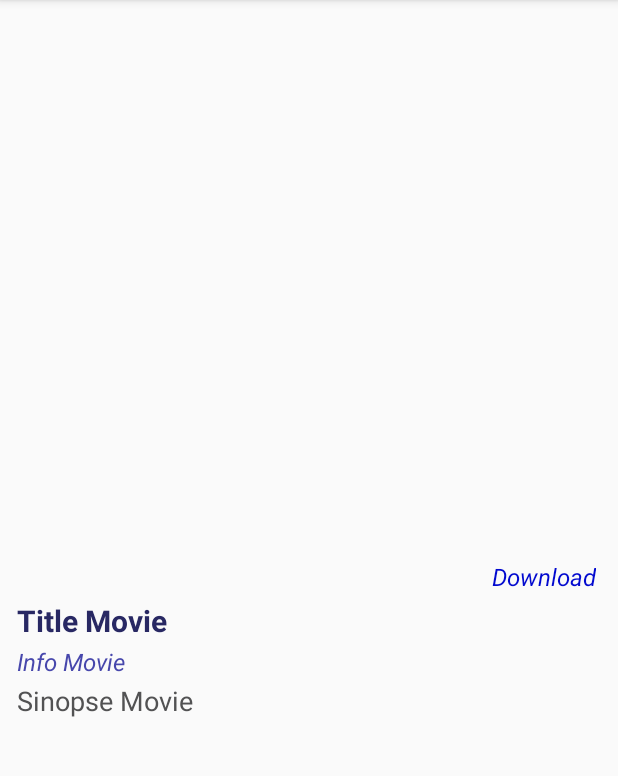
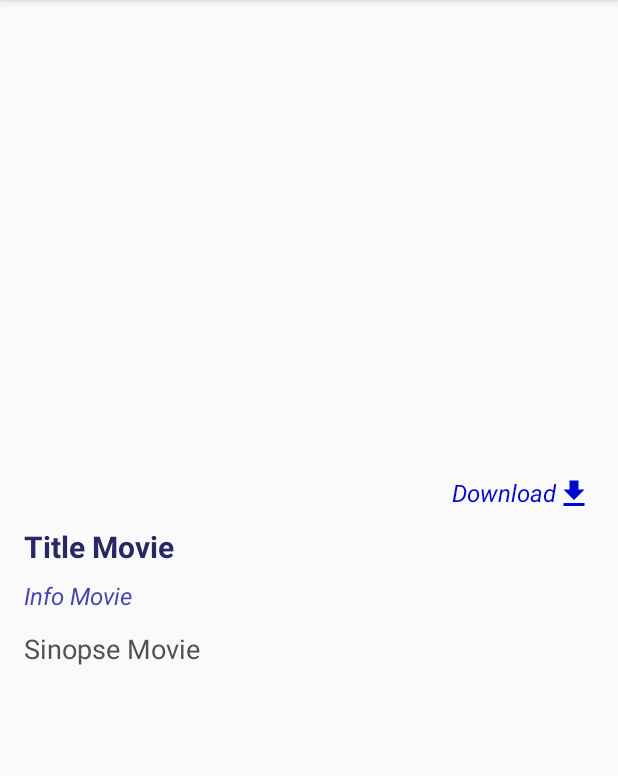
Before and after one commit to fabiogsantos/SinopseFilmes, an Android app: the DetailMovieActivity screen opened directly, with no data from a screen before it, on a phone screen of 412 x 824 dp, the part 84-860 px from its top. Run offline under Robolectric (Android 15) with nearby library versions, the phone set to English and light mode, and no system bars; our stand-ins replace Picasso; libraries missing offline, so code that uses them is left out: ; pictures from the network do not load; 4 statements that could not run were skipped.

Commit message:
layout detail movie com layoutcontraint

```diff
--- a/app/src/main/java/com/tecdam/fabiogsantos/sinopsefilmes/ui/DetailMovieActivity.java
+++ b/app/src/main/java/com/tecdam/fabiogsantos/sinopsefilmes/ui/DetailMovieActivity.java
@@ -82,7 +82,7 @@ public class DetailMovieActivity extends AppCompatActivity {
         textViewDetailSynopseMovie.setText(mMovie.overview);
 
         Picasso.with(this)
-                .load(urlbackdrop + mMovie.backdrop_path)
+                .load(urlDownload + mMovie.backdrop_path)
                 .placeholder(R.drawable.loading)
                 .error(R.drawable.loading_error)
                 .into(imageViewDetailBackDropMovie);
--- /dev/null
+++ b/app/src/main/res/drawable/ic_file_download_black_24dp.xml
@@ -0,0 +1,9 @@
+<vector xmlns:android="http://schemas.android.com/apk/res/android"
+        android:width="24dp"
+        android:height="24dp"
+        android:viewportWidth="24.0"
+        android:viewportHeight="24.0">
+    <path
+        android:fillColor="#0209cf"
+        android:pathData="M19,9h-4V3H9v6H5l7,7 7,-7zM5,18v2h14v-2H5z"/>
+</vector>
--- a/app/src/main/res/layout-land/activity_detail_movie.xml
+++ /dev/null
@@ -1,102 +0,0 @@
-<?xml version="1.0" encoding="utf-8"?>
-<android.support.constraint.ConstraintLayout xmlns:android="http://schemas.android.com/apk/res/android"
-    xmlns:app="http://schemas.android.com/apk/res-auto"
-    xmlns:tools="http://schemas.android.com/tools"
-    android:layout_width="match_parent"
-    android:layout_height="match_parent"
-    tools:context="com.tecdam.fabiogsantos.sinopsefilmes.ui.DetailMovieActivity">
-
-    <LinearLayout
-        android:layout_width="0dp"
-        android:layout_height="0dp"
-        android:layout_marginBottom="8dp"
-        android:layout_marginLeft="8dp"
-        android:layout_marginRight="8dp"
-        android:layout_marginTop="8dp"
-        android:orientation="horizontal"
-        app:layout_constraintBottom_toBottomOf="parent"
-        app:layout_constraintLeft_toLeftOf="parent"
-        app:layout_constraintRight_toRightOf="parent"
-        app:layout_constraintTop_toTopOf="parent"
-        android:layout_marginStart="8dp"
-        android:layout_marginEnd="8dp">
-
-        <LinearLayout
-            android:layout_width="match_parent"
-            android:layout_height="match_parent"
-            android:layout_weight="1"
-            android:orientation="vertical">
-
-            <ImageView
-                android:id="@+id/imageViewDetailBackDropMovie"
-                android:layout_width="match_parent"
-                android:layout_height="match_parent"
-                android:layout_margin="1dp"
-                android:layout_weight="1"
-                tools:layout_editor_absoluteX="8dp"
-                tools:layout_editor_absoluteY="0dp" />
-
-            <TextView
-                android:id="@+id/textViewDetailLinkDownload"
-                android:layout_width="match_parent"
-                android:layout_height="wrap_content"
-                android:text="Download"
-                android:textAlignment="textEnd"
-                android:padding="1dp"
-                android:layout_marginRight="5dp"
-                android:textStyle="italic"
-                android:textColor="#0209cf"
-                android:textSize="16sp"
-                android:onClick="onDownloadImage"/>
-        </LinearLayout>
-
-        <ScrollView
-            android:layout_width="match_parent"
-            android:layout_height="match_parent"
-            android:layout_weight="1"
-            android:layout_margin="2dp">
-
-            <LinearLayout
-                android:layout_width="match_parent"
-                android:layout_height="wrap_content"
-                android:orientation="vertical" >
-
-                <TextView
-                    android:id="@+id/textViewDetailTitleMovie"
-                    android:layout_width="match_parent"
-                    android:layout_height="wrap_content"
-                    android:layout_margin="1dp"
-                    android:layout_weight="1"
-                    android:text="Title Movie"
-                    android:textAlignment="textStart"
-                    android:textColor="#282863"
-                    android:textSize="20sp"
-                    android:textStyle="bold" />
-
-                <TextView
-                    android:id="@+id/textViewDetailInfoMovie"
-                    android:layout_width="match_parent"
-                    android:layout_height="wrap_content"
-                    android:layout_margin="1dp"
-                    android:layout_weight="1"
-                    android:text="Info Movie"
-                    android:textAlignment="textStart"
-                    android:textColor="#4747ac"
-                    android:textSize="16sp"
-                    android:textStyle="italic" />
-
-                <TextView
-                    android:id="@+id/textViewDetailSynopseMovie"
-                    android:layout_width="match_parent"
-                    android:layout_height="wrap_content"
-                    android:layout_margin="1dp"
-                    android:layout_weight="1"
-                    android:text="Sinopse Movie"
-                    android:textColor="#525253"
-                    android:textSize="18sp" />
-            </LinearLayout>
-        </ScrollView>
-
-    </LinearLayout>
-
-</android.support.constraint.ConstraintLayout>
--- a/app/src/main/res/layout-sw480dp-land/activity_detail_movie.xml
+++ /dev/null
@@ -1,102 +0,0 @@
-<?xml version="1.0" encoding="utf-8"?>
-<android.support.constraint.ConstraintLayout xmlns:android="http://schemas.android.com/apk/res/android"
-    xmlns:app="http://schemas.android.com/apk/res-auto"
-    xmlns:tools="http://schemas.android.com/tools"
-    android:layout_width="match_parent"
-    android:layout_height="match_parent"
-    tools:context="com.tecdam.fabiogsantos.sinopsefilmes.ui.DetailMovieActivity">
-
-    <LinearLayout
-        android:layout_width="0dp"
-        android:layout_height="0dp"
-        android:layout_marginBottom="8dp"
-        android:layout_marginLeft="8dp"
-        android:layout_marginRight="8dp"
-        android:layout_marginTop="8dp"
-        android:orientation="horizontal"
-        app:layout_constraintBottom_toBottomOf="parent"
-        app:layout_constraintLeft_toLeftOf="parent"
-        app:layout_constraintRight_toRightOf="parent"
-        app:layout_constraintTop_toTopOf="parent"
-        android:layout_marginStart="8dp"
-        android:layout_marginEnd="8dp">
-
-        <LinearLayout
-            android:layout_width="match_parent"
-            android:layout_height="match_parent"
-            android:layout_weight="1"
-            android:orientation="vertical">
-
-            <ImageView
-                android:id="@+id/imageViewDetailBackDropMovie"
-                android:layout_width="match_parent"
-                android:layout_height="match_parent"
-                android:layout_margin="1dp"
-                android:layout_weight="1"
-                tools:layout_editor_absoluteX="8dp"
-                tools:layout_editor_absoluteY="0dp" />
-
-            <TextView
-                android:id="@+id/textViewDetailLinkDownload"
-                android:layout_width="match_parent"
-                android:layout_height="wrap_content"
-                android:text="Download"
-                android:textAlignment="textEnd"
-                android:padding="1dp"
-                android:layout_marginRight="5dp"
-                android:textStyle="italic"
-                android:textColor="#0209cf"
-                android:textSize="16sp"
-                android:onClick="onDownloadImage"/>
-        </LinearLayout>
-
-        <ScrollView
-            android:layout_width="match_parent"
-            android:layout_height="match_parent"
-            android:layout_weight="1"
-            android:layout_margin="2dp">
-
-            <LinearLayout
-                android:layout_width="match_parent"
-                android:layout_height="wrap_content"
-                android:orientation="vertical" >
-
-                <TextView
-                    android:id="@+id/textViewDetailTitleMovie"
-                    android:layout_width="match_parent"
-                    android:layout_height="wrap_content"
-                    android:layout_margin="1dp"
-                    android:layout_weight="1"
-                    android:text="Title Movie"
-                    android:textAlignment="textStart"
-                    android:textColor="#282863"
-                    android:textSize="20sp"
-                    android:textStyle="bold" />
-
-                <TextView
-                    android:id="@+id/textViewDetailInfoMovie"
-                    android:layout_width="match_parent"
-                    android:layout_height="wrap_content"
-                    android:layout_margin="1dp"
-                    android:layout_weight="1"
-                    android:text="Info Movie"
-                    android:textAlignment="textStart"
-                    android:textColor="#4747ac"
-                    android:textSize="16sp"
-                    android:textStyle="italic" />
-
-                <TextView
-                    android:id="@+id/textViewDetailSynopseMovie"
-                    android:layout_width="match_parent"
-                    android:layout_height="wrap_content"
-                    android:layout_margin="1dp"
-                    android:layout_weight="1"
-                    android:text="Sinopse Movie"
-                    android:textColor="#525253"
-                    android:textSize="18sp" />
-            </LinearLayout>
-        </ScrollView>
-
-    </LinearLayout>
-
-</android.support.constraint.ConstraintLayout>
--- a/app/src/main/res/layout/activity_detail_movie.xml
+++ b/app/src/main/res/layout/activity_detail_movie.xml
@@ -1,95 +1,109 @@
 <?xml version="1.0" encoding="utf-8"?>
-<android.support.constraint.ConstraintLayout xmlns:android="http://schemas.android.com/apk/res/android"
+<ScrollView xmlns:android="http://schemas.android.com/apk/res/android"
     xmlns:app="http://schemas.android.com/apk/res-auto"
     xmlns:tools="http://schemas.android.com/tools"
     android:layout_width="match_parent"
     android:layout_height="match_parent"
+    android:fillViewport="true"
     tools:context="com.tecdam.fabiogsantos.sinopsefilmes.ui.DetailMovieActivity">
 
-    <LinearLayout
-        android:layout_width="0dp"
-        android:layout_height="0dp"
-        android:layout_marginBottom="8dp"
-        android:layout_marginEnd="8dp"
-        android:layout_marginLeft="8dp"
-        android:layout_marginRight="8dp"
-        android:layout_marginStart="8dp"
-        android:layout_marginTop="8dp"
-        android:orientation="vertical"
-        app:layout_constraintBottom_toBottomOf="parent"
-        app:layout_constraintLeft_toLeftOf="parent"
-        app:layout_constraintRight_toRightOf="parent"
-        app:layout_constraintTop_toTopOf="parent">
+    <android.support.constraint.ConstraintLayout
+        android:layout_width="match_parent"
+        android:layout_height="match_parent">
 
         <ImageView
             android:id="@+id/imageViewDetailBackDropMovie"
             android:layout_width="match_parent"
-            android:layout_height="match_parent"
-            android:layout_margin="1dp"
+            android:layout_height="300dp"
+            android:layout_marginEnd="16dp"
+            android:layout_marginLeft="16dp"
+            android:layout_marginRight="16dp"
+            android:layout_marginStart="16dp"
+            android:layout_marginTop="8dp"
             android:layout_weight="2"
-            tools:layout_editor_absoluteX="8dp"
-            tools:layout_editor_absoluteY="0dp" />
+            android:scaleType="fitCenter"
+            app:layout_constraintLeft_toLeftOf="parent"
+            app:layout_constraintRight_toRightOf="parent"
+            app:layout_constraintTop_toTopOf="parent" />
 
         <TextView
             android:id="@+id/textViewDetailLinkDownload"
-            android:layout_width="match_parent"
+            android:layout_width="0dp"
             android:layout_height="wrap_content"
+            android:layout_marginEnd="16dp"
+            android:layout_marginRight="16dp"
+            android:layout_marginTop="8dp"
+            android:drawableRight="@drawable/ic_file_download_black_24dp"
+            android:onClick="onDownloadImage"
+            android:padding="1dp"
             android:text="Download"
             android:textAlignment="textEnd"
-            android:padding="1dp"
-            android:layout_marginRight="5dp"
-            android:textStyle="italic"
             android:textColor="#0209cf"
             android:textSize="16sp"
-            android:onClick="onDownloadImage"/>
-
-        <ScrollView
-            android:layout_width="match_parent"
-            android:layout_height="match_parent"
-            android:layout_weight="2"
-            android:layout_margin="2dp">
-
-            <LinearLayout
-                android:layout_width="match_parent"
-                android:layout_height="wrap_content"
-                android:orientation="vertical">
+            android:textStyle="italic"
+            app:layout_constraintRight_toRightOf="parent"
+            app:layout_constraintTop_toBottomOf="@+id/imageViewDetailBackDropMovie" />
 
         <TextView
             android:id="@+id/textViewDetailTitleMovie"
-                    android:layout_width="match_parent"
+            android:layout_width="0dp"
             android:layout_height="wrap_content"
-                    android:layout_margin="1dp"
+            android:layout_marginEnd="16dp"
+            android:layout_marginLeft="16dp"
+            android:layout_marginRight="16dp"
+            android:layout_marginStart="16dp"
+            android:layout_marginTop="8dp"
             android:layout_weight="1"
             android:text="Title Movie"
             android:textAlignment="textStart"
             android:textColor="#282863"
             android:textSize="20sp"
-                    android:textStyle="bold" />
+            android:textStyle="bold"
+            app:layout_constraintHorizontal_bias="0.0"
+            app:layout_constraintLeft_toLeftOf="parent"
+            app:layout_constraintRight_toRightOf="parent"
+            app:layout_constraintTop_toBottomOf="@+id/textViewDetailLinkDownload" />
 
         <TextView
             android:id="@+id/textViewDetailInfoMovie"
-                    android:layout_width="match_parent"
+            android:layout_width="0dp"
             android:layout_height="wrap_content"
-                    android:layout_margin="1dp"
+            android:layout_marginLeft="16dp"
+            android:layout_marginRight="16dp"
+            android:layout_marginTop="8dp"
             android:layout_weight="1"
             android:text="Info Movie"
             android:textAlignment="textStart"
             android:textColor="#4747ac"
             android:textSize="16sp"
-                    android:textStyle="italic" />
+            android:textStyle="italic"
+            app:layout_constraintHorizontal_bias="0.0"
+            app:layout_constraintLeft_toLeftOf="parent"
+            app:layout_constraintRight_toRightOf="parent"
+            app:layout_constraintTop_toBottomOf="@+id/textViewDetailTitleMovie"
+            android:layout_marginStart="16dp"
+            android:layout_marginEnd="16dp" />
 
         <TextView
             android:id="@+id/textViewDetailSynopseMovie"
-                    android:layout_width="match_parent"
+            android:layout_width="0dp"
             android:layout_height="wrap_content"
-                    android:layout_margin="1dp"
+            android:layout_marginBottom="8dp"
+            android:layout_marginEnd="16dp"
+            android:layout_marginLeft="16dp"
+            android:layout_marginRight="16dp"
+            android:layout_marginStart="16dp"
+            android:layout_marginTop="8dp"
             android:layout_weight="1"
             android:text="Sinopse Movie"
             android:textColor="#525253"
-                    android:textSize="18sp" />
-            </LinearLayout>
-        </ScrollView>
-
-    </LinearLayout>
+            android:textSize="18sp"
+            app:layout_constraintBottom_toBottomOf="parent"
+            app:layout_constraintHorizontal_bias="0.066"
+            app:layout_constraintLeft_toLeftOf="parent"
+            app:layout_constraintRight_toRightOf="parent"
+            app:layout_constraintTop_toBottomOf="@+id/textViewDetailInfoMovie"
+            app:layout_constraintVertical_bias="0.013" />
 
     </android.support.constraint.ConstraintLayout>
+</ScrollView>
```
Also changed, not shown: app/src/main/ic_download-web.png (added). Lines whose indentation alone changed are shown as unchanged.
